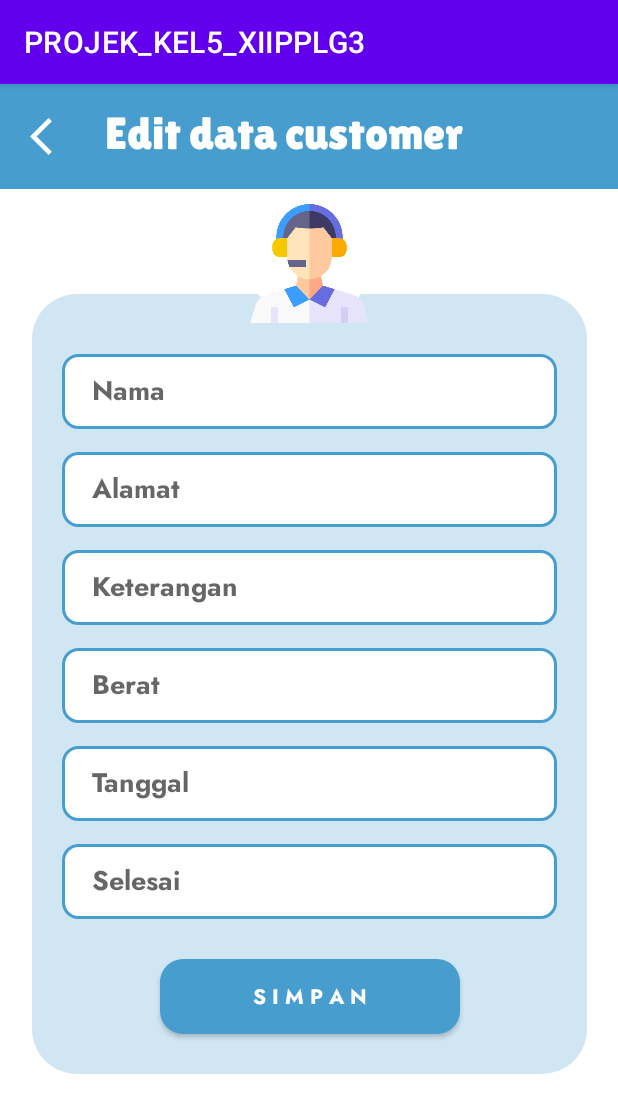
After one commit to pysceseu/PROJEK_KEL5_XIIPPLG3, an Android app: the editcustomer screen opened directly, with no data from a screen before it, on a phone screen of 412 x 824 dp. The commit adds this screen. Shown: the top 1113 px of the screen. Run offline under Robolectric (Android 15) with nearby library versions, the phone set to English and light mode, and no system bars; Roboto replaces fonts that are not available here.

Commit message:
act edit customer

```diff
--- a/app/src/main/AndroidManifest.xml
+++ b/app/src/main/AndroidManifest.xml
@@ -15,6 +15,9 @@
         tools:targetApi="31">
         <activity
             android:name=".inputadmin"
+            android:exported="false" />
+        <activity
+            android:name=".editcustomer"
             android:exported="false" />
         <activity
             android:name=".tampiladmin"
--- /dev/null
+++ b/app/src/main/java/com/salma/projek_kel5_xiipplg3/editcustomer.kt
@@ -0,0 +1,11 @@
+package com.salma.projek_kel5_xiipplg3
+
+import androidx.appcompat.app.AppCompatActivity
+import android.os.Bundle
+
+class editcustomer : AppCompatActivity() {
+    override fun onCreate(savedInstanceState: Bundle?) {
+        super.onCreate(savedInstanceState)
+        setContentView(R.layout.activity_editcustomer)
+    }
+}
--- a/app/src/main/res/drawable/pp.xml
+++ b/app/src/main/res/drawable/pp.xml
@@ -1,5 +1,5 @@
 <?xml version="1.0" encoding="utf-8"?>
 <shape xmlns:android="http://schemas.android.com/apk/res/android">
     <corners android:radius="500dp"/>
-    <solid android:color="@color/black"/>
+    <solid android:color="@color/white"/>
 </shape>
--- /dev/null
+++ b/app/src/main/res/layout/activity_editcustomer.xml
@@ -0,0 +1,176 @@
+<?xml version="1.0" encoding="utf-8"?>
+<androidx.constraintlayout.widget.ConstraintLayout xmlns:android="http://schemas.android.com/apk/res/android"
+    xmlns:app="http://schemas.android.com/apk/res-auto"
+    xmlns:tools="http://schemas.android.com/tools"
+    android:layout_width="match_parent"
+    android:layout_height="match_parent"
+    tools:context=".editcustomer">
+
+    <androidx.constraintlayout.widget.ConstraintLayout
+        android:id="@+id/constraintLayout2"
+        android:layout_width="match_parent"
+        android:layout_height="70dp"
+        android:background="#479ECE"
+        app:layout_constraintEnd_toEndOf="parent"
+        app:layout_constraintStart_toStartOf="parent"
+        app:layout_constraintTop_toTopOf="parent">
+
+        <ImageView
+            android:id="@+id/imageView11"
+            android:layout_width="30dp"
+            android:layout_height="30dp"
+            android:layout_marginStart="20dp"
+            app:layout_constraintBottom_toBottomOf="parent"
+            app:layout_constraintStart_toStartOf="parent"
+            app:layout_constraintTop_toTopOf="parent"
+            app:srcCompat="@drawable/ic_baseline_arrow_back_ios_24" />
+
+        <TextView
+            android:id="@+id/textView2"
+            android:layout_width="wrap_content"
+            android:layout_height="wrap_content"
+            android:layout_marginStart="20dp"
+            android:fontFamily="@font/lilita_one"
+            android:text="Edit data customer"
+            android:textColor="#FFFFFF"
+            android:textSize="30dp"
+            app:layout_constraintBottom_toBottomOf="@+id/imageView11"
+            app:layout_constraintStart_toEndOf="@+id/imageView11" />
+    </androidx.constraintlayout.widget.ConstraintLayout>
+
+    <androidx.constraintlayout.widget.ConstraintLayout
+        android:id="@+id/constraintLayout3"
+        android:layout_width="370dp"
+        android:layout_height="520dp"
+        android:layout_marginTop="70dp"
+        android:background="@drawable/hh"
+        app:layout_constraintEnd_toEndOf="parent"
+        app:layout_constraintStart_toStartOf="parent"
+        app:layout_constraintTop_toBottomOf="@+id/constraintLayout2">
+
+        <EditText
+            android:id="@+id/editTextTextPersonName12"
+            android:layout_width="330dp"
+            android:layout_height="50dp"
+            android:layout_marginTop="15dp"
+            android:background="@drawable/aa"
+            android:ems="10"
+            android:fontFamily="@font/jost_bold"
+            android:hint="Selesai"
+            android:inputType="textPersonName"
+            android:paddingLeft="20dp"
+            app:layout_constraintEnd_toEndOf="@+id/editTextTextPersonName11"
+            app:layout_constraintStart_toStartOf="@+id/editTextTextPersonName11"
+            app:layout_constraintTop_toBottomOf="@+id/editTextTextPersonName11" />
+
+        <EditText
+            android:id="@+id/editTextTextPersonName11"
+            android:layout_width="330dp"
+            android:layout_height="50dp"
+            android:layout_marginTop="15dp"
+            android:background="@drawable/aa"
+            android:ems="10"
+            android:fontFamily="@font/jost_bold"
+            android:hint="Tanggal"
+            android:inputType="textPersonName"
+            android:paddingLeft="20dp"
+            app:layout_constraintEnd_toEndOf="@+id/editTextTextPersonName10"
+            app:layout_constraintStart_toStartOf="@+id/editTextTextPersonName10"
+            app:layout_constraintTop_toBottomOf="@+id/editTextTextPersonName10" />
+
+        <EditText
+            android:id="@+id/editTextTextPersonName10"
+            android:layout_width="330dp"
+            android:layout_height="50dp"
+            android:layout_marginTop="15dp"
+            android:background="@drawable/aa"
+            android:ems="10"
+            android:fontFamily="@font/jost_bold"
+            android:hint="Berat"
+            android:inputType="textPersonName"
+            android:paddingLeft="20dp"
+            app:layout_constraintEnd_toEndOf="@+id/editTextTextPersonName9"
+            app:layout_constraintStart_toStartOf="@+id/editTextTextPersonName9"
+            app:layout_constraintTop_toBottomOf="@+id/editTextTextPersonName9" />
+
+        <EditText
+            android:id="@+id/editTextTextPersonName9"
+            android:layout_width="330dp"
+            android:layout_height="50dp"
+            android:layout_marginTop="15dp"
+            android:background="@drawable/aa"
+            android:ems="10"
+            android:fontFamily="@font/jost_bold"
+            android:hint="Keterangan"
+            android:inputType="textPersonName"
+            android:paddingLeft="20dp"
+            app:layout_constraintEnd_toEndOf="@+id/editTextTextPersonName8"
+            app:layout_constraintStart_toStartOf="@+id/editTextTextPersonName8"
+            app:layout_constraintTop_toBottomOf="@+id/editTextTextPersonName8" />
+
+        <EditText
+            android:id="@+id/editTextTextPersonName8"
+            android:layout_width="330dp"
+            android:layout_height="50dp"
+            android:layout_marginTop="15dp"
+            android:background="@drawable/aa"
+            android:ems="10"
+            android:fontFamily="@font/jost_bold"
+            android:hint="Alamat"
+            android:inputType="textPersonName"
+            android:paddingLeft="20dp"
+            app:layout_constraintEnd_toEndOf="@+id/editTextTextPersonName7"
+            app:layout_constraintStart_toStartOf="@+id/editTextTextPersonName7"
+            app:layout_constraintTop_toBottomOf="@+id/editTextTextPersonName7" />
+
+        <EditText
+            android:id="@+id/editTextTextPersonName7"
+            android:layout_width="330dp"
+            android:layout_height="50dp"
+            android:layout_marginTop="40dp"
+            android:background="@drawable/aa"
+            android:ems="10"
+            android:fontFamily="@font/jost_bold"
+            android:hint="Nama"
+            android:inputType="textPersonName"
+            android:paddingLeft="20dp"
+            app:layout_constraintEnd_toEndOf="parent"
+            app:layout_constraintStart_toStartOf="parent"
+            app:layout_constraintTop_toTopOf="parent" />
+
+        <androidx.appcompat.widget.AppCompatButton
+            android:id="@+id/button5"
+            android:layout_width="200dp"
+            android:layout_height="50dp"
+            android:background="@drawable/ii"
+            android:fontFamily="@font/jost_bold"
+            android:text="S I M P A N"
+            android:textColor="#FFFFFF"
+            app:layout_constraintBottom_toBottomOf="parent"
+            app:layout_constraintEnd_toEndOf="parent"
+            app:layout_constraintStart_toStartOf="parent"
+            app:layout_constraintTop_toBottomOf="@+id/editTextTextPersonName12" />
+
+    </androidx.constraintlayout.widget.ConstraintLayout>
+
+    <androidx.constraintlayout.widget.ConstraintLayout
+        android:layout_width="79dp"
+        android:layout_height="79dp"
+        android:layout_marginTop="10dp"
+        android:background="@drawable/pp"
+        app:layout_constraintEnd_toEndOf="parent"
+        app:layout_constraintStart_toStartOf="parent"
+        app:layout_constraintTop_toBottomOf="@+id/constraintLayout2">
+
+        <ImageView
+            android:id="@+id/imageView15"
+            android:layout_width="wrap_content"
+            android:layout_height="wrap_content"
+            app:layout_constraintBottom_toBottomOf="parent"
+            app:layout_constraintEnd_toEndOf="parent"
+            app:layout_constraintStart_toStartOf="parent"
+            app:layout_constraintTop_toTopOf="parent"
+            app:srcCompat="@drawable/admin_removebg_preview" />
+    </androidx.constraintlayout.widget.ConstraintLayout>
+
+</androidx.constraintlayout.widget.ConstraintLayout>
```
Also changed, not shown: app/src/main/res/drawable/whatsapp_image_2023_10_05_at_09_02_29_removebg_preview.png (added).
